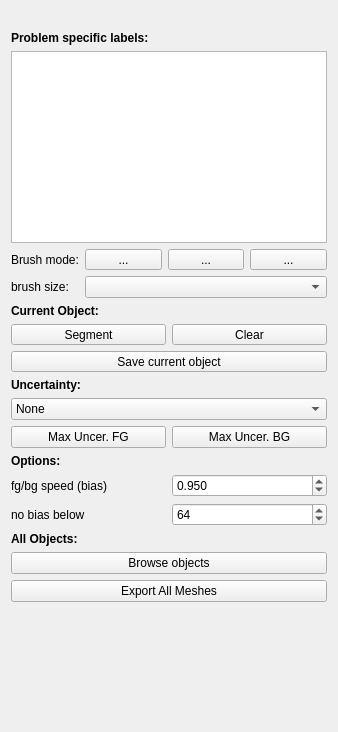
Qt form ilastik/workflows/carving/carvingDrawer.ui (ilastik/ilastik) before a commit.
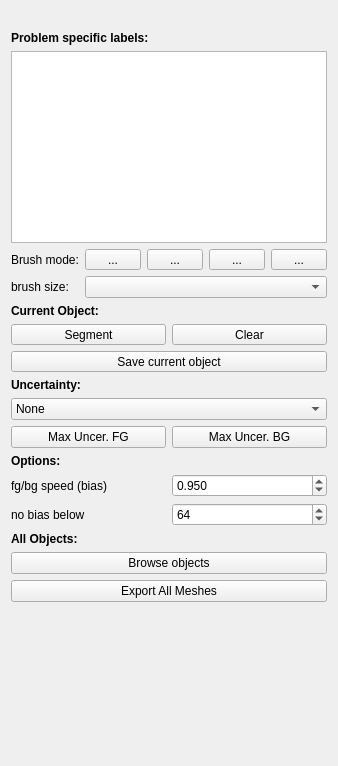
The same form after that commit. Icons and pictures are not drawn. Custom widgets are drawn as their Qt base class.

Commit message: CarvingDrawer: Added thresholding toolbutton

What changed in the file:
```diff
--- a/ilastik/workflows/carving/carvingDrawer.ui
+++ b/ilastik/workflows/carving/carvingDrawer.ui
@@ -7,7 +7,7 @@
     <x>0</x>
     <y>0</y>
     <width>338</width>
-    <height>732</height>
+    <height>766</height>
    </rect>
   </property>
   <property name="sizePolicy">
@@ -126,9 +126,22 @@
        </property>
       </widget>
      </item>
-     <item row="1" column="1" colspan="3">
+     <item row="1" column="1" colspan="4">
       <widget class="QComboBox" name="brushSizeComboBox"/>
      </item>
+     <item row="0" column="4">
+      <widget class="QToolButton" name="thresToolButton">
+       <property name="sizePolicy">
+        <sizepolicy hsizetype="MinimumExpanding" vsizetype="Fixed">
+         <horstretch>0</horstretch>
+         <verstretch>0</verstretch>
+        </sizepolicy>
+       </property>
+       <property name="text">
+        <string>...</string>
+       </property>
+      </widget>
+     </item>
     </layout>
    </item>
    <item>
```
